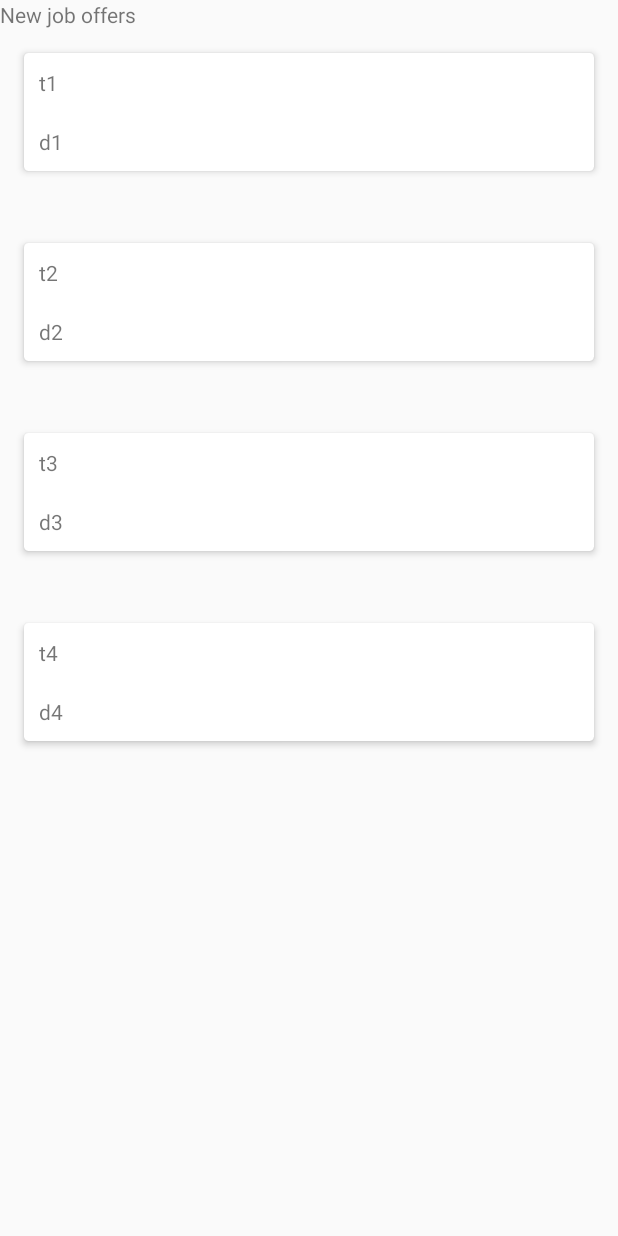
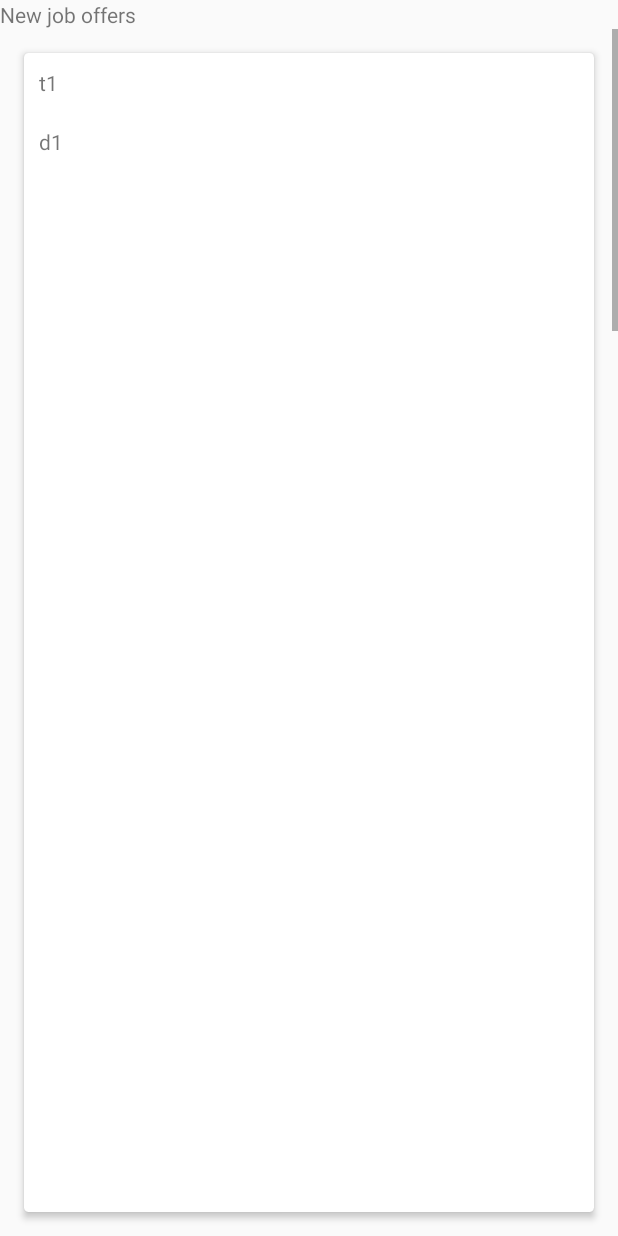
Before and after one commit to Team-Masa/instaPorters, an Android app: the screen it shows after launch (JobLists), after a tap on "LOGIN", on a phone screen of 412 x 824 dp. Run offline under Robolectric (Android 15) with nearby library versions, the phone set to English and light mode, and no system bars.

Commit message:
replace list views with recycle view

```diff
--- a/app/build.gradle
+++ b/app/build.gradle
@@ -24,5 +24,6 @@ dependencies {
     testCompile 'junit:junit:4.12'
     compile 'com.android.support:appcompat-v7:23.1.1'
     compile 'com.android.support:design:23.1.1'
-    compile 'com.android.support:cardview-v7:+'
+    compile 'com.android.support:cardview-v7:23.1.1'
+    compile 'com.android.support:recyclerview-v7:23.1.1'
 }
--- a/app/src/main/java/com/instaporters/instaporters/CustomAdapter.java
+++ b/app/src/main/java/com/instaporters/instaporters/CustomAdapter.java
@@ -1,6 +1,7 @@
 package com.instaporters.instaporters;
 
 import android.content.Context;
+import android.support.v7.widget.RecyclerView;
 import android.view.LayoutInflater;
 import android.view.View;
 import android.view.ViewGroup;
@@ -9,49 +10,42 @@ import android.widget.TextView;
 
 import org.w3c.dom.Text;
 
+import java.util.List;
+
 /**
  * Created by maheshkumar on 3/5/16.
  */
-public class CustomAdapter extends BaseAdapter {
-    String [] title;
-    String [] detail;
-    Context context;
-    private static LayoutInflater inflater = null;
-    public CustomAdapter(JobLists jobLists, String[] title, String[] detail) {
-        this.title = title;
-        this.detail = detail;
-        context = jobLists;
-        inflater = (LayoutInflater)context.getSystemService(Context.LAYOUT_INFLATER_SERVICE);
+public class CustomAdapter extends RecyclerView.Adapter<CustomAdapter.MyViewHolder> {
+    private List<FeedItem> feedItemList;
+
+    public class MyViewHolder extends RecyclerView.ViewHolder {
+        public TextView title, detail;
+        public MyViewHolder(View view) {
+            super(view);
+            title = (TextView) view.findViewById(R.id.title);
+            detail = (TextView) view.findViewById(R.id.detail);
+        }
+
+    }
+    public CustomAdapter(List<FeedItem> feeds) {
+        this.feedItemList = feeds;
     }
 
     @Override
-    public long getItemId(int position) {
-        return 0;
+    public MyViewHolder onCreateViewHolder(ViewGroup parent, int viewType) {
+        View itemView = LayoutInflater.from(parent.getContext()).inflate(R.layout.jobs_details, parent, false);
+        return new MyViewHolder(itemView);
     }
 
     @Override
-    public Object getItem(int position) {
-        return position;
+    public void onBindViewHolder(MyViewHolder holder, int position) {
+        FeedItem item = feedItemList.get(position);
+        holder.title.setText(item.getTitle());
+        holder.detail.setText(item.getDetail());
     }
 
     @Override
-    public int getCount() {
-        return title.length;
-    }
-    public class Holder {
-        TextView title;
-        TextView detail;
-    }
-
-    @Override
-    public View getView(int position, View convertView, ViewGroup parent) {
-        Holder holder= new Holder();
-        View rowView;
-        rowView = inflater.inflate(R.layout.jobs_details, null);
-        holder.title = (TextView) rowView.findViewById(R.id.title);
-        holder.detail = (TextView) rowView.findViewById(R.id.detail);
-        holder.title.setText(title[position]);
-        holder.detail.setText(detail[position]);
-        return rowView;
+    public int getItemCount() {
+        return feedItemList.size();
     }
 }
--- /dev/null
+++ b/app/src/main/java/com/instaporters/instaporters/FeedItem.java
@@ -0,0 +1,26 @@
+package com.instaporters.instaporters;
+
+/**
+ * Created by maheshkumar on 3/5/16.
+ */
+public class FeedItem {
+    String title;
+    String detail;
+
+    public void setTitle(String title) {
+        this.title = title;
+    }
+
+    public void setDetail(String detail) {
+        this.detail = detail;
+    }
+
+    public String getTitle() {
+
+        return title;
+    }
+
+    public String getDetail() {
+        return detail;
+    }
+}
--- a/app/src/main/java/com/instaporters/instaporters/JobLists.java
+++ b/app/src/main/java/com/instaporters/instaporters/JobLists.java
@@ -3,13 +3,21 @@ package com.instaporters.instaporters;
 import android.app.Activity;
 import android.content.Context;
 import android.os.Bundle;
+import android.support.v7.widget.LinearLayoutManager;
+import android.support.v7.widget.RecyclerView;
+import android.util.Log;
 import android.widget.ListView;
+
+import java.util.ArrayList;
+import java.util.List;
 
 /**
  * Created by maheshkumar on 3/5/16.
  */
 public class JobLists extends Activity{
-    ListView listView;
+    RecyclerView recyclerView;
+    CustomAdapter adapter;
+    private List<FeedItem> feedsList;
     public static String[] title = {"t1", "t2", "t3", "t4"};
     public static String[] detail = {"d1", "d2", "d3", "d4"};
     Context context;
@@ -17,10 +25,18 @@ public class JobLists extends Activity{
     protected void onCreate(Bundle savedInstanceState) {
         super.onCreate(savedInstanceState);
         setContentView(R.layout.job_lists);
-        listView = (ListView) findViewById(R.id.listview);
+        recyclerView = (RecyclerView) findViewById(R.id.listview);
         context = this;
-
-        listView.setAdapter(new CustomAdapter(this, title, detail));
-
+        feedsList = new ArrayList<>();
+        for (int i = 0; i < title.length; i++){
+            FeedItem item = new FeedItem();
+            item.setTitle(title[i]);
+            item.setDetail(detail[i]);
+            feedsList.add(item);
+        }
+        adapter = new CustomAdapter(feedsList);
+        Log.d("LOGGG", adapter.toString() + "Sas");
+        recyclerView.setLayoutManager(new LinearLayoutManager(context));
+        recyclerView.setAdapter(adapter);
     }
 }
--- a/app/src/main/res/layout/job_lists.xml
+++ b/app/src/main/res/layout/job_lists.xml
@@ -6,11 +6,12 @@
         android:layout_width="match_parent"
         android:layout_height="wrap_content"
         android:text="@string/listview_title_offers"/>
-<ListView
+<android.support.v7.widget.RecyclerView
     android:layout_width="fill_parent"
     android:layout_height="fill_parent"
     android:id="@+id/listview"
+    android:scrollbars="vertical"
     android:divider="@android:color/transparent"
     android:dividerHeight="16dp">
-</ListView>
+</android.support.v7.widget.RecyclerView>
 </LinearLayout>
```
